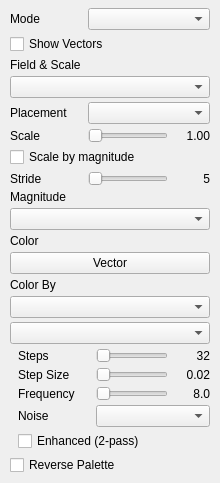
Before: the Qt Designer form src/ui/vectors_page.ui in thermeng/SciRender, drawn with Qt 5.
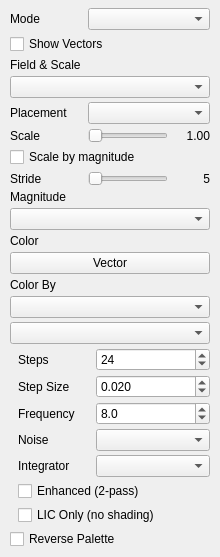
After: the same form once the commit is applied.

Commit message: feat: improved UI for LIC & exposed integrator to user

Diff of the .ui file:
```diff
--- a/src/ui/vectors_page.ui
+++ b/src/ui/vectors_page.ui
@@ -247,16 +247,12 @@
            </widget>
           </item>
           <item>
-           <widget class="QSlider" name="licStepsSlider">
-            <property name="orientation"><enum>Qt::Horizontal</enum></property>
-           </widget>
-          </item>
-          <item>
-           <widget class="QLabel" name="licStepsValue">
-            <property name="text"><string>32</string></property>
-            <property name="minimumSize"><size><width>36</width><height>0</height></size></property>
-            <property name="maximumSize"><size><width>36</width><height>16777215</height></size></property>
-            <property name="alignment"><set>Qt::AlignRight|Qt::AlignVCenter</set></property>
+            <widget class="QDoubleSpinBox" name="licStepsSpin">
+             <property name="minimum"><double>4.000000000000000</double></property>
+             <property name="maximum"><double>128.000000000000000</double></property>
+             <property name="singleStep"><double>1.000000000000000</double></property>
+             <property name="value"><double>24.000000000000000</double></property>
+             <property name="decimals"><number>0</number></property>
            </widget>
           </item>
          </layout>
@@ -279,16 +275,12 @@
             </widget>
            </item>
            <item>
-            <widget class="QSlider" name="licStepSizeSlider">
-             <property name="orientation"><enum>Qt::Horizontal</enum></property>
-            </widget>
-           </item>
-           <item>
-            <widget class="QLabel" name="licStepSizeValue">
-             <property name="text"><string>0.02</string></property>
-             <property name="minimumSize"><size><width>36</width><height>0</height></size></property>
-             <property name="maximumSize"><size><width>36</width><height>16777215</height></size></property>
-             <property name="alignment"><set>Qt::AlignRight|Qt::AlignVCenter</set></property>
+            <widget class="QDoubleSpinBox" name="licStepSizeSpin">
+             <property name="minimum"><double>0.001000000000000</double></property>
+             <property name="maximum"><double>2.000000000000000</double></property>
+             <property name="singleStep"><double>0.001000000000000</double></property>
+             <property name="value"><double>0.020000000000000</double></property>
+             <property name="decimals"><number>3</number></property>
             </widget>
            </item>
           </layout>
@@ -311,16 +303,12 @@
             </widget>
            </item>
            <item>
-            <widget class="QSlider" name="licFreqSlider">
-             <property name="orientation"><enum>Qt::Horizontal</enum></property>
-            </widget>
-           </item>
-           <item>
-            <widget class="QLabel" name="licFreqValue">
-             <property name="text"><string>8.0</string></property>
-             <property name="minimumSize"><size><width>36</width><height>0</height></size></property>
-             <property name="maximumSize"><size><width>36</width><height>16777215</height></size></property>
-             <property name="alignment"><set>Qt::AlignRight|Qt::AlignVCenter</set></property>
+            <widget class="QDoubleSpinBox" name="licFreqSpin">
+             <property name="minimum"><double>0.500000000000000</double></property>
+             <property name="maximum"><double>64.000000000000000</double></property>
+             <property name="singleStep"><double>0.100000000000000</double></property>
+             <property name="value"><double>8.000000000000000</double></property>
+             <property name="decimals"><number>1</number></property>
             </widget>
            </item>
           </layout>
@@ -348,12 +336,40 @@
            </layout>
            </widget>
           </item>
+          <item>
+           <widget class="QWidget" name="licIntegratorRow">
+           <layout class="QHBoxLayout" name="licIntegratorLayout">
+            <property name="spacing"><number>6</number></property>
+            <property name="leftMargin"><number>0</number></property>
+            <property name="topMargin"><number>0</number></property>
+            <property name="rightMargin"><number>0</number></property>
+            <property name="bottomMargin"><number>0</number></property>
+            <item>
+             <widget class="QLabel" name="licIntegratorLabel">
+              <property name="text"><string>Integrator</string></property>
+              <property name="minimumSize"><size><width>72</width><height>0</height></size></property>
+              <property name="maximumSize"><size><width>72</width><height>16777215</height></size></property>
+              <property name="alignment"><set>Qt::AlignLeft|Qt::AlignVCenter</set></property>
+             </widget>
+            </item>
+            <item>
+             <widget class="QComboBox" name="licIntegratorCombo"/>
+            </item>
+           </layout>
+          </widget>
+         </item>
           <item>
            <widget class="QCheckBox" name="licEnhancedCb">
             <property name="text"><string>Enhanced (2-pass)</string></property>
             <property name="toolTip"><string>2-pass Enhanced LIC: second convolution sharpens streak coherence (higher cost).</string></property>
            </widget>
           </item>
+           <item>
+            <widget class="QCheckBox" name="licOnlyCb">
+             <property name="text"><string>LIC Only (no shading)</string></property>
+             <property name="toolTip"><string>Skip PBR lighting, show unshaded LIC color only (faster).</string></property>
+            </widget>
+           </item>
         </layout>
        </widget>
      </item>
```
Lines whose indentation alone changed are shown as unchanged. The commit also changes 8 other files.
